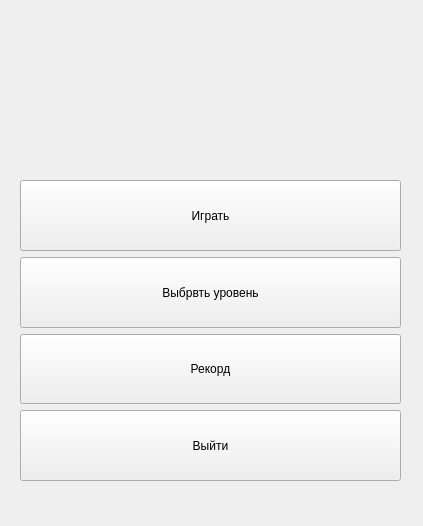
maxijer/Mega_tetris, file data/UI.ui: the form before one commit.
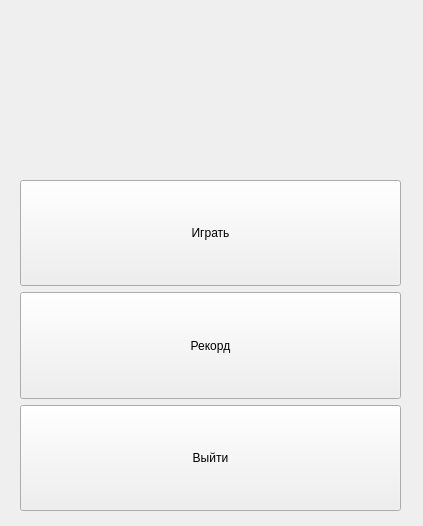
The form after the commit.

```diff
--- a/data/UI.ui
+++ b/data/UI.ui
@@ -19,7 +19,7 @@
      <x>20</x>
      <y>180</y>
      <width>381</width>
-     <height>301</height>
+     <height>331</height>
     </rect>
    </property>
    <layout class="QVBoxLayout" name="verticalLayout">
@@ -36,19 +36,6 @@
       </property>
      </widget>
     </item>
-    <item>
-     <widget class="QPushButton" name="pushButton_3">
-      <property name="sizePolicy">
-       <sizepolicy hsizetype="Minimum" vsizetype="Expanding">
-        <horstretch>0</horstretch>
-        <verstretch>0</verstretch>
-       </sizepolicy>
-      </property>
-      <property name="text">
-       <string>Выбрвть уровень</string>
-      </property>
-     </widget>
-    </item>
     <item>
      <widget class="QPushButton" name="rec">
       <property name="sizePolicy">
```
